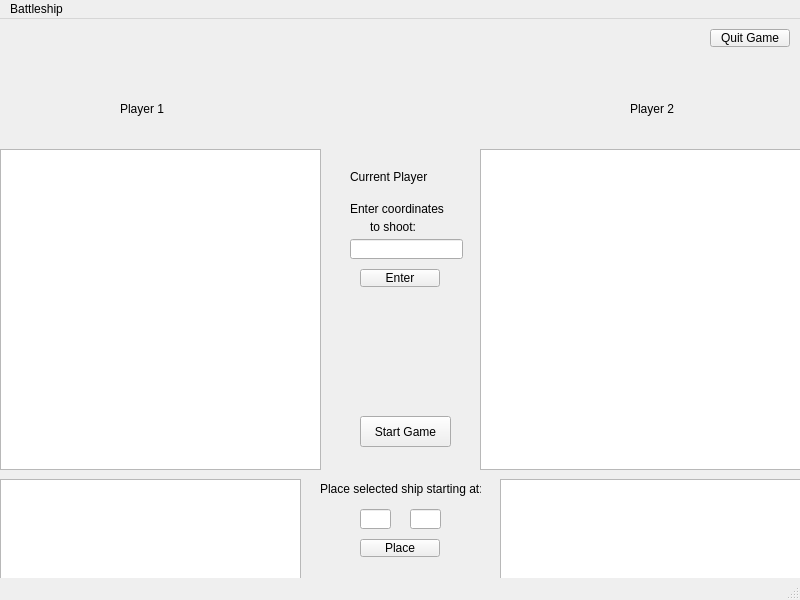
Qt form Homework_5/mainwindow.ui (bellis2147/CSCI3010-HW5-Ellis-Wilson) before a commit.
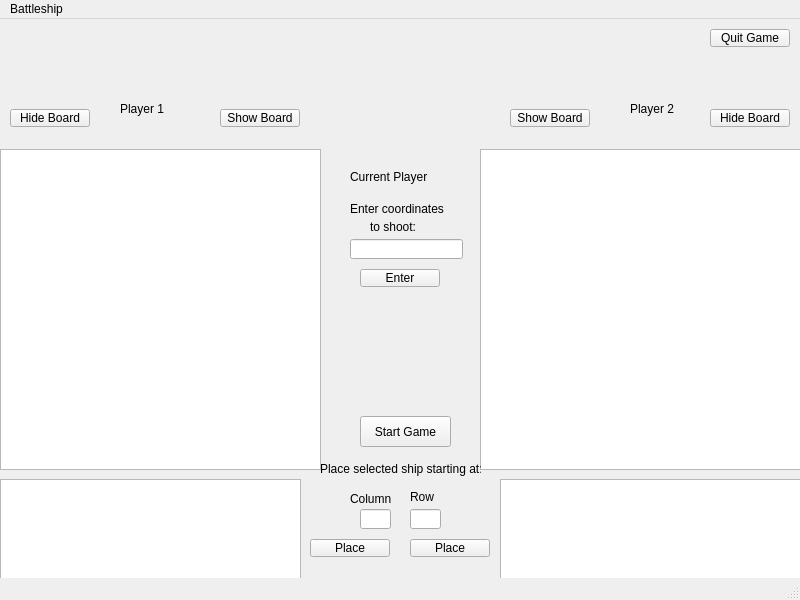
The same form after that commit.

Commit message: Can now hide and show ships on each board

```diff
--- a/Homework_5/mainwindow.ui
+++ b/Homework_5/mainwindow.ui
@@ -146,7 +146,7 @@
     <property name="geometry">
      <rect>
       <x>320</x>
-      <y>460</y>
+      <y>440</y>
       <width>161</width>
       <height>20</height>
      </rect>
@@ -158,7 +158,7 @@
    <widget class="QPushButton" name="place_ship_buttton">
     <property name="geometry">
      <rect>
-      <x>360</x>
+      <x>310</x>
       <y>520</y>
       <width>80</width>
       <height>18</height>
@@ -214,6 +214,97 @@
      </rect>
     </property>
    </widget>
+   <widget class="QPushButton" name="hide_board_1">
+    <property name="geometry">
+     <rect>
+      <x>10</x>
+      <y>90</y>
+      <width>80</width>
+      <height>18</height>
+     </rect>
+    </property>
+    <property name="text">
+     <string>Hide Board</string>
+    </property>
+   </widget>
+   <widget class="QPushButton" name="show_board_1">
+    <property name="geometry">
+     <rect>
+      <x>220</x>
+      <y>90</y>
+      <width>80</width>
+      <height>18</height>
+     </rect>
+    </property>
+    <property name="text">
+     <string>Show Board</string>
+    </property>
+   </widget>
+   <widget class="QPushButton" name="show_board_2">
+    <property name="geometry">
+     <rect>
+      <x>510</x>
+      <y>90</y>
+      <width>80</width>
+      <height>18</height>
+     </rect>
+    </property>
+    <property name="text">
+     <string>Show Board</string>
+    </property>
+   </widget>
+   <widget class="QPushButton" name="hide_board_2">
+    <property name="geometry">
+     <rect>
+      <x>710</x>
+      <y>90</y>
+      <width>80</width>
+      <height>18</height>
+     </rect>
+    </property>
+    <property name="text">
+     <string>Hide Board</string>
+    </property>
+   </widget>
+   <widget class="QPushButton" name="place_ship_2">
+    <property name="geometry">
+     <rect>
+      <x>410</x>
+      <y>520</y>
+      <width>80</width>
+      <height>18</height>
+     </rect>
+    </property>
+    <property name="text">
+     <string>Place</string>
+    </property>
+   </widget>
+   <widget class="QLabel" name="label_2">
+    <property name="geometry">
+     <rect>
+      <x>350</x>
+      <y>470</y>
+      <width>61</width>
+      <height>20</height>
+     </rect>
+    </property>
+    <property name="text">
+     <string>Column</string>
+    </property>
+   </widget>
+   <widget class="QLabel" name="label_3">
+    <property name="geometry">
+     <rect>
+      <x>410</x>
+      <y>470</y>
+      <width>51</width>
+      <height>16</height>
+     </rect>
+    </property>
+    <property name="text">
+     <string>Row</string>
+    </property>
+   </widget>
   </widget>
   <widget class="QMenuBar" name="menubar">
    <property name="geometry">
```
Left out of the diff: 2 changed lines with no effect on the pictures. The commit also changes 5 other files.
